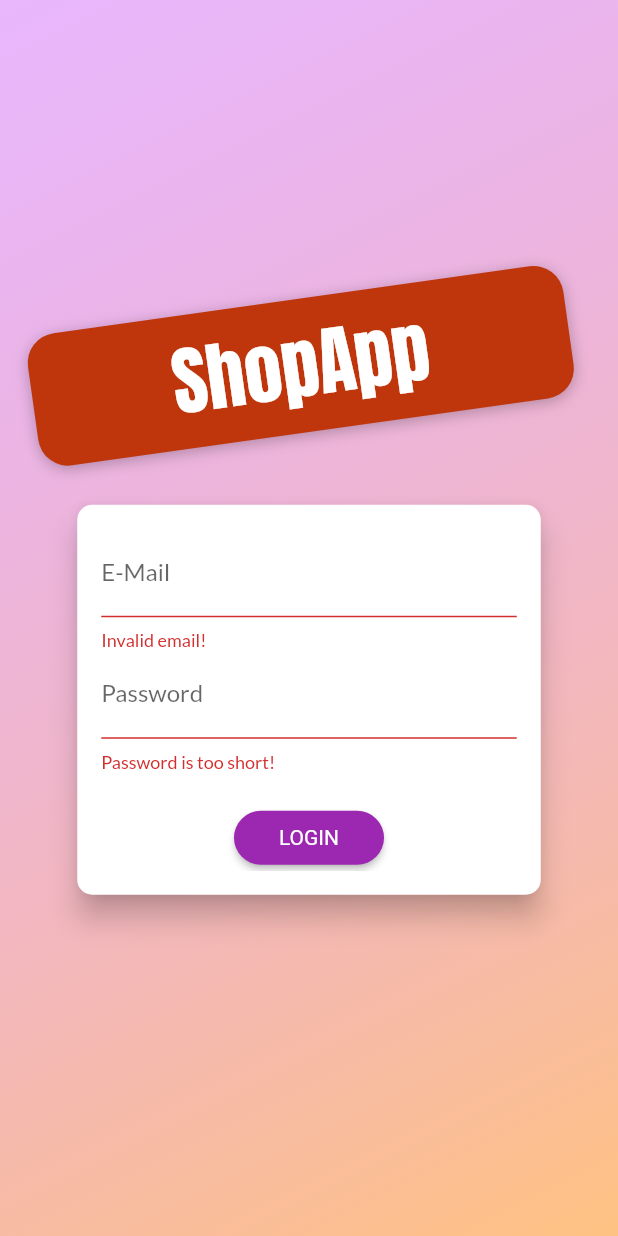
After one commit to hasan661/ShopApp, a Flutter app: the screen it shows after launch, after a tap on "LOGIN", on a phone screen of 412 x 824 dp. The commit adds this screen. Run offline on Flutter 3.47's test engine with Material 2 defaults, Android fonts, the phone set to English and light mode, and no system bars; our stand-ins replace shared_preferences; network calls fail.

Commit message:
UserAuthComplete

```diff
--- a/shopapp/lib/main.dart
+++ b/shopapp/lib/main.dart
@@ -1,8 +1,11 @@
 import 'package:flutter/material.dart';
 import 'package:provider/provider.dart';
+import 'package:shopapp/providers/auth.dart';
+import 'package:shopapp/screens/auth_screen.dart';
 import 'package:shopapp/screens/editproductscreen.dart';
 import 'package:shopapp/screens/orders_screen.dart';
 import 'package:shopapp/screens/user_products_screen.dart';
+import 'package:shopapp/widgets/splash_screen.dart';
 
 import '/providers/cart.dart';
 import '/providers/orders.dart';
@@ -18,33 +21,56 @@ void main() => runApp(MyApp());
 class MyApp extends StatelessWidget {
   @override
   Widget build(BuildContext context) {
-
     return MultiProvider(
       providers: [
-        ChangeNotifierProvider(
-          create: (ctx) => ProductsProvider(),
+        ChangeNotifierProvider(create: (ctx) => Auth()),
+        ChangeNotifierProxyProvider<Auth, ProductsProvider?>(
+          update: (ctx, auth, previousProducts) => ProductsProvider(
+              auth.token,
+              previousProducts == null ? [] : previousProducts.items,
+              auth.userID),
+          create: (ctx) => null,
         ),
         ChangeNotifierProvider(
           create: (ctx) => Cart(),
         ),
-        ChangeNotifierProvider(create: (ctx)=>Orders(),)
+        ChangeNotifierProxyProvider<Auth, Orders?>(
+          update: (ctx, auth, previousorders) => Orders(auth.token,
+              previousorders == null ? [] : previousorders.orders, auth.userID),
+          create: (ctx) => null,
+        )
       ],
       //Builder is used in version 3 ,in above 3 we use create
-      child: MaterialApp(
+      child: Consumer<Auth>(
+        builder: (ctx, auth, _) => MaterialApp(
           debugShowCheckedModeBanner: false,
           title: 'MyShop',
           theme: ThemeData(
-            primaryColor: Colors.purple,
+              primarySwatch: Colors.purple,
               accentColor: Colors.deepOrange,
               fontFamily: 'Lato'),
+
+          home: auth.isAuth
+              ? ProductOverviewScreen()
+              : FutureBuilder(
+                future: auth.tryAutoLogin(),
+                  builder: (ctx, authResultSnapshot) =>
+                      authResultSnapshot.connectionState ==
+                              ConnectionState.waiting
+                          ? SplashScreen()
+                          : AuthScreen(),
+
+                ),
+          // initialRoute: AuthScreen.routeName,
           routes: {
-          "/": (ctx) => ProductOverviewScreen(),
+            // "/": (ctx) => ProductOverviewScreen(),
             ProductDetailScreen.routeName: (ctx) => ProductDetailScreen(),
             CartScreen.routeName: (ctx) => CartScreen(),
-          OrdersScreen.routeName:(ctx)=>OrdersScreen(),
-          UserProductScreen.routeName:(ctx)=>UserProductScreen(),
-          EditProductScreen.routeName:(ctx)=>EditProductScreen(),
+            OrdersScreen.routeName: (ctx) => OrdersScreen(),
+            UserProductScreen.routeName: (ctx) => UserProductScreen(),
+            EditProductScreen.routeName: (ctx) => EditProductScreen(),
           },
+        ),
       ),
     );
   }
--- /dev/null
+++ b/shopapp/lib/providers/auth.dart
@@ -0,0 +1,142 @@
+import 'dart:convert';
+import 'dart:async';
+
+import 'package:flutter/cupertino.dart';
+import 'package:http/http.dart' as http;
+import 'package:shopapp/models/http_exception.dart';
+import 'package:shared_preferences/shared_preferences.dart';
+
+class Auth with ChangeNotifier {
+  String? _token; // Expires after sometime
+  DateTime? _expiryDate;
+  String? _userId;
+  Timer? authtime;
+
+  bool get isAuth {
+    return token != null;
+  }
+
+  String? get token {
+    if (_expiryDate != null &&
+        _expiryDate!.isAfter(DateTime.now()) &&
+        _token != null) {
+      return _token;
+    }
+  }
+
+  String? get userID {
+    return _userId;
+  }
+
+  Future<void> _authenticate(
+      String email, String password, String urlSegment) async {
+    Uri url = Uri.parse(
+        "https://identitytoolkit.googleapis.com/v1/accounts:${urlSegment}?key=AIzaSyDd2HEQotiyGOb21M_Nl8GK3Ous6kXVT1g");
+    try {
+      final response = await http.post(url,
+          body: json.encode({
+            "email": email,
+            "password": password,
+            "returnSecureToken": true,
+          }));
+      final responseData = json.decode(response.body);
+      if (responseData['error'] != null) {
+        throw HttpException(responseData['error']['message']);
+      }
+      _token = responseData['idToken'];
+      _userId = responseData['localId'];
+      _expiryDate = DateTime.now()
+          .add(Duration(seconds: int.parse(responseData['expiresIn'])));
+      _autoLogout();
+      notifyListeners();
+      final prefs = await SharedPreferences.getInstance();
+
+      final userData = json.encode(
+        {
+          "token": _token,
+          'userId': _userId,
+          "expiryDate": _expiryDate!.toIso8601String(),
+        },
+      );
+      prefs.setString("userData", userData);
+    } catch (error) {
+      throw error;
+    }
+  }
+
+  Future<void> signup(String email, String password) async {
+    return _authenticate(email, password, "signUp");
+  }
+  // Future<bool> tryAutoLogin() async{
+
+  // }
+  Future<void> login(String email, String password) async {
+    return _authenticate(email, password, "signInWithPassword");
+  }
+
+  Future<void> logout() async {
+    _token = null;
+    _userId = null;
+    _expiryDate = null;
+    if (authtime != null) {
+      authtime!.cancel();
+      authtime = null;
+    }
+    notifyListeners();
+    final prefs=await SharedPreferences.getInstance();
+    prefs.clear();
+  }
+
+  void _autoLogout() {
+    if (authtime != null) {
+      // print("Auto logout first if");
+      authtime!.cancel();
+    }
+    var timetoexpiry = 0;
+    if (_expiryDate != null) {
+      // print("Auto logout second if");
+      timetoexpiry = _expiryDate!.difference(DateTime.now()).inSeconds;
+    }
+
+    authtime = Timer(Duration(seconds: timetoexpiry), () {
+      // print("Iwas here");
+      logout();
+    });
+  }
+
+  Future<bool> tryAutoLogin() async {
+    print("TryAuto");
+
+    final prefs=await SharedPreferences.getInstance();
+
+    if(!prefs.containsKey("userData")){
+      // print("first if");
+      return false;
+    }
+    print("before extrateduserdata");
+
+    final extractedUserData=json.decode(prefs.getString("userData").toString()) ;
+
+
+
+
+
+    final expiryDates=DateTime.parse(extractedUserData["expiryDate"].toString());
+    print(extractedUserData);
+
+    if(expiryDates.isBefore(DateTime.now())){
+      print("Is Before");
+      return false;
+    }
+    _token=extractedUserData['token'].toString();
+    _userId=extractedUserData['userId'].toString();
+    print(_userId);
+    print(token);
+    _expiryDate=expiryDates;
+    notifyListeners();
+    _autoLogout();
+    return true;
+
+
+  }
+}
--- a/shopapp/lib/providers/orders.dart
+++ b/shopapp/lib/providers/orders.dart
@@ -25,7 +25,7 @@ class Orders with ChangeNotifier {
 
   Future<void> addOrder(List<CartItem> cartProducts, double total) async {
     Uri url = Uri.parse(
-        "https://shopapp-6589d-default-rtdb.firebaseio.com/orders.json");
+        "https://shopapp-6589d-default-rtdb.firebaseio.com/orders/$userId.json?auth=$authToken");
     final timestamp = DateTime.now();
     final response = await http.post(url,
         body: json.encode({
@@ -38,6 +38,7 @@ class Orders with ChangeNotifier {
                     "quantity": cp.quantity,
                     "price": cp.price
                   })
+
               .toList()
         }));
     _orders.insert(
@@ -50,10 +51,13 @@ class Orders with ChangeNotifier {
         ));
     notifyListeners();
   }
+  String? authToken;
+  String? userId;
+  Orders(this.authToken,this._orders, this.userId);
 
   Future<void> fetchorders() async {
     Uri url = Uri.parse(
-        "https://shopapp-6589d-default-rtdb.firebaseio.com/orders.json");
+        "https://shopapp-6589d-default-rtdb.firebaseio.com/orders/$userId.json?auth=$authToken");
     final response = await http.get(url);
     final List<OrderItem> _loadedOrders = [];
     if(json.decode(response.body)==null){
@@ -83,6 +87,6 @@ class Orders with ChangeNotifier {
     });
     _orders=_loadedOrders.reversed.toList();
     notifyListeners();
-    print("Hasan");
+    // print("Hasan");
   }
 }
--- a/shopapp/lib/providers/products_provider.dart
+++ b/shopapp/lib/providers/products_provider.dart
@@ -42,29 +42,55 @@ class ProductsProvider with ChangeNotifier {
     //       'https://upload.wikimedia.org/wikipedia/commons/thumb/1/14/Cast-Iron-Pan.jpg/1024px-Cast-Iron-Pan.jpg',
     // ),
   ];
-  // var _showFavoritesOnly=false;
-  Future<void> fetchproducts() async {
+
+  final String? authToken;
+  final String? userid;
+  ProductsProvider(this.authToken, this._items, this.userid);
+  // "https://shopapp-6589d-default-rtdb.firebaseio.com/userFavorites/$userid/$id.json?auth=$token"
+  Future<void> fetchproducts([bool filterbyUser = false]) async {
+    // print(userid.runtimeType);
+    final filterstring=filterbyUser? 'orderBy="creatorId"&equalTo="$userid"' : '';
+
     Uri url = Uri.parse(
-        "https://shopapp-6589d-default-rtdb.firebaseio.com/products.json");
-    try {
-      final response = await http.get(url);
+        'https://shopapp-6589d-default-rtdb.firebaseio.com/products.json?auth=$authToken&$filterstring');
+
+      try{
+      final response = await http.get(url,);
+      // print(response.body);
       final extracteddata = json.decode(response.body) as Map<String, dynamic>;
-      print(response.body);
+      // print(extracteddata);
+      // print("0");
+
+      Uri favoriteresponse=Uri.parse("https://shopapp-6589d-default-rtdb.firebaseio.com/userFavorites/$userid.json?auth=$authToken");
+      // print("1");
+      final responsefavorite=await http.get(favoriteresponse);
+      // print("2");
+      final favoritedData=json.decode(responsefavorite.body);
+      // print("64");
+      // print(favoritedData);
+
       final List<Product> loadedproducts = [];
+
       extracteddata.forEach((prodid, value) {
+        // print(prodid);
+        // print(favoritedData[prodid]);
         loadedproducts.add(Product(
             id: prodid,
+
             description: value['description'],
             imageUrl: value['imageUrl'],
             price: value['price'],
             title: value['title'],
-            isFavorite: value['isFavorite']));
+            isFavorite: favoritedData==null? false :  favoritedData[prodid] ?? false ));
       });
       _items = loadedproducts;
       notifyListeners();
-    } catch (error) {
-      throw (error);
-    }
+      }
+      catch(error){
+        throw error;
+      }
+
+
   }
 
   List<Product> get items {
@@ -89,7 +115,7 @@ class ProductsProvider with ChangeNotifier {
 
   Future<void> addProduct(Product product) async {
     Uri url = Uri.parse(
-        "https://shopapp-6589d-default-rtdb.firebaseio.com/products.json");
+        "https://shopapp-6589d-default-rtdb.firebaseio.com/products.json?auth=$authToken");
     try {
       final response = await http.post(
         url,
@@ -98,7 +124,7 @@ class ProductsProvider with ChangeNotifier {
           'description': product.description,
           "imageUrl": product.imageUrl,
           "price": product.price,
-          "isFavorite": product.isFavorite
+          "creatorId":userid
         }),
       );
       final newProduct = Product(
@@ -124,15 +150,22 @@ class ProductsProvider with ChangeNotifier {
     // print(prodIndex);
     if (prodIndex >= 0) {
       final Uri url = Uri.parse(
-          "https://shopapp-6589d-default-rtdb.firebaseio.com/products/$id.json");
-      await http.patch(url,
+          "https://shopapp-6589d-default-rtdb.firebaseio.com/products/$id.json?auth=$authToken");
+          // print("object1");
+      final response=await http.patch(url,
           body: json.encode({
             "title": newProduct.title,
             "description": newProduct.description,
             "imageUrl": newProduct.imageUrl,
             "price": newProduct.price
           }));
+          // print("object");
+          if(response.statusCode>=400)
+          {
+            throw HttpException("Your");
+          }
       _items[prodIndex] = newProduct;
+      print(response.statusCode);
       notifyListeners();
     } else {
       print("...");
@@ -141,7 +174,7 @@ class ProductsProvider with ChangeNotifier {
 
   Future<void> deleteProduct(String id) async {
     final Uri url = Uri.parse(
-        "https://shopapp-6589d-default-rtdb.firebaseio.com/products/$id.json");
+        "https://shopapp-6589d-default-rtdb.firebaseio.com/products/$id.json?auth=$authToken");
     final existingProductIndex =
         _items.indexWhere((element) => element.id == id);
     var existingproduct = _items[existingProductIndex];
--- /dev/null
+++ b/shopapp/lib/screens/auth_screen.dart
@@ -0,0 +1,280 @@
+import 'dart:math';
+
+import 'package:flutter/material.dart';
+import 'package:provider/provider.dart';
+import 'package:shopapp/models/http_exception.dart';
+import 'package:shopapp/providers/auth.dart';
+
+enum AuthMode { Signup, Login }
+
+class AuthScreen extends StatelessWidget {
+  static const routeName = '/auth';
+
+  @override
+  Widget build(BuildContext context) {
+    final deviceSize = MediaQuery.of(context).size;
+    // final transformConfig = Matrix4.rotationZ(-8 * pi / 180);
+    // transformConfig.translate(-10.0);
+    return Scaffold(
+      // resizeToAvoidBottomInset: false,
+      body: Stack(
+        children: <Widget>[
+          Container(
+            decoration: BoxDecoration(
+              gradient: LinearGradient(
+                colors: [
+                  Color.fromRGBO(215, 117, 255, 1).withOpacity(0.5),
+                  Color.fromRGBO(255, 188, 117, 1).withOpacity(0.9),
+                ],
+                begin: Alignment.topLeft,
+                end: Alignment.bottomRight,
+                stops: [0, 1],
+              ),
+            ),
+          ),
+          SingleChildScrollView(
+            child: Container(
+              height: deviceSize.height,
+              width: deviceSize.width,
+              child: Column(
+                mainAxisAlignment: MainAxisAlignment.center,
+                crossAxisAlignment: CrossAxisAlignment.center,
+                children: <Widget>[
+                  Flexible(
+                    child: Container(
+                      margin: EdgeInsets.only(bottom: 20.0),
+                      padding:
+                          EdgeInsets.symmetric(vertical: 8.0, horizontal: 94.0),
+                      transform: Matrix4.rotationZ(-8 * pi / 180)
+                        ..translate(-10.0),
+                      // ..translate(-10.0),
+                      decoration: BoxDecoration(
+                        borderRadius: BorderRadius.circular(20),
+                        color: Colors.deepOrange.shade900,
+                        boxShadow: [
+                          BoxShadow(
+                            blurRadius: 8,
+                            color: Colors.black26,
+                            offset: Offset(0, 2),
+                          )
+                        ],
+                      ),
+                      child: Text(
+                        'ShopApp',
+                        style: TextStyle(
+                          color: Theme.of(context)
+                              .accentTextTheme
+                              .headline6!
+                              .color,
+                          fontSize: 50,
+                          fontFamily: 'Anton',
+                          fontWeight: FontWeight.normal,
+                        ),
+                      ),
+                    ),
+                  ),
+                  Flexible(
+                    flex: deviceSize.width > 600 ? 2 : 1,
+                    child: AuthCard(),
+                  ),
+                ],
+              ),
+            ),
+          ),
+        ],
+      ),
+    );
+  }
+}
+
+class AuthCard extends StatefulWidget {
+  const AuthCard({
+    Key? key,
+  }) : super(key: key);
+
+  @override
+  _AuthCardState createState() => _AuthCardState();
+}
+
+class _AuthCardState extends State<AuthCard> {
+  Future<void> showerrormessage(String message) {
+    return showDialog(
+      context: context,
+      builder: (ctx) => AlertDialog(
+        title: Text("Some Error Occured"),
+        content: Text("$message"),
+      ),
+    );
+  }
+
+  final GlobalKey<FormState> _formKey = GlobalKey();
+  AuthMode _authMode = AuthMode.Login;
+  Map<String, String> _authData = {
+    'email': '',
+    'password': '',
+  };
+  var _isLoading = false;
+  final _passwordController = TextEditingController();
+
+
+
+  Future<void> _submit() async {
+    if (!_formKey.currentState!.validate()) {
+      // Invalid!
+      return;
+    }
+    _formKey.currentState!.save();
+    setState(() {
+      _isLoading = true;
+    });
+    try{
+    if (_authMode == AuthMode.Login) {
+      // Log user in
+      await Provider.of<Auth>(context, listen: false).login(
+          _authData['email'].toString(), _authData['password'].toString());
+    } else {
+      // Sign user up
+      await Provider.of<Auth>(context, listen: false).signup(
+        _authData['email'].toString(),
+        _authData['password'].toString(),
+      );
+    }
+    }
+     on HttpException catch (error) {
+      var errorMessage = "Authentication Failed";
+      if (error.toString().contains("EMAIL_EXISTS")) {
+        errorMessage = "This Email is already in use";
+      } else if (error.toString().contains("WEAK_PASSWORD")) {
+        errorMessage = "This password is too weak";
+      } else if (error.toString().contains("EMAIL_NOT_FOUND")) {
+        errorMessage = "Could not find the email";
+      } else if (error.toString().contains("INVALID_PASSWORD")) {
+        errorMessage = "Invalid Password";
+      }
+      showerrormessage(errorMessage);
+    }
+    catch (error) {
+      const errorMessage = "Could not authenticate you please try again later";
+      showerrormessage(errorMessage);
+    }
+
+    setState(() {
+      _isLoading = false;
+    });
+  }
+
+  void _switchAuthMode() {
+
+      if (_authMode == AuthMode.Login) {
+        setState(() {
+          _authMode = AuthMode.Signup;
+        });
+      } else {
+        setState(() {
+          _authMode = AuthMode.Login;
+        });
+      }
+
+  }
+
+  @override
+  Widget build(BuildContext context) {
+    final deviceSize = MediaQuery.of(context).size;
+    return Card(
+      shape: RoundedRectangleBorder(
+        borderRadius: BorderRadius.circular(10.0),
+      ),
+      elevation: 8.0,
+      child: Container(
+        height: _authMode == AuthMode.Signup ? 320 : 260,
+        constraints:
+            BoxConstraints(minHeight: _authMode == AuthMode.Signup ? 320 : 260),
+        width: deviceSize.width * 0.75,
+        padding: EdgeInsets.all(16.0),
+        child: Form(
+          key: _formKey,
+          child: SingleChildScrollView(
+            child: Column(
+              children: <Widget>[
+                TextFormField(
+                  decoration: InputDecoration(labelText: 'E-Mail'),
+                  keyboardType: TextInputType.emailAddress,
+                  validator: (value) {
+                    if (value!.isEmpty || !value.contains('@')) {
+                      return 'Invalid email!';
+                    }
+                    return null;
+                  },
+                  onSaved: (value) {
+                    _authData['email'] = value!;
+                  },
+                ),
+                TextFormField(
+                  decoration: InputDecoration(labelText: 'Password'),
+                  obscureText: true,
+                  controller: _passwordController,
+                  validator: (value) {
+                    if (value!.isEmpty || value.length < 5) {
+                      return 'Password is too short!';
+                    }
+                  },
+                  onSaved: (value) {
+                    _authData['password'] = value!;
+                  },
+                ),
+                if (_authMode == AuthMode.Signup)
+                  TextFormField(
+                    enabled: _authMode == AuthMode.Signup,
+                    decoration: InputDecoration(labelText: 'Confirm Password'),
+                    obscureText: true,
+                    validator: _authMode == AuthMode.Signup
+                        ? (value) {
+                            if (value != _passwordController.text) {
+                              return 'Passwords do not match!';
+                            }
+                          }
+                        : null,
+                  ),
+                SizedBox(
+                  height: 20,
+                ),
+                if (_isLoading)
+                  CircularProgressIndicator()
+                else
+                  ElevatedButton(
+                    child:
+                        Text(_authMode == AuthMode.Login ? 'LOGIN' : 'SIGN UP'),
+                    onPressed: _submit,
+                    style: ElevatedButton.styleFrom(
+                        shape: RoundedRectangleBorder(
+                          borderRadius: BorderRadius.circular(30),
+                        ),
+                        padding: EdgeInsets.symmetric(
+                            horizontal: 30.0, vertical: 8.0),
+                        textStyle: TextStyle(
+                          color:
+                              Theme.of(context).primaryTextTheme.button!.color,
+                        )),
+
+                    // textColor: ,
+                  ),
+                TextButton(
+                  child: Text(
+                      '${_authMode == AuthMode.Login ? 'SIGNUP' : 'LOGIN'} INSTEAD'),
+                  onPressed: _switchAuthMode,
+                  style: TextButton.styleFrom(
+                    padding:
+                        EdgeInsets.symmetric(horizontal: 30.0, vertical: 4),
+                    textStyle: TextStyle(color: Theme.of(context).primaryColor),
+                  ),
+
+                  // materialTapTargetSize: MaterialTapTargetSize.shrinkWrap,
+                ),
+              ],
+            ),
+          ),
+        ),
+      ),
+    );
+  }
+}
--- a/shopapp/lib/widgets/product_item.dart
+++ b/shopapp/lib/widgets/product_item.dart
@@ -1,4 +1,5 @@
 import 'package:flutter/material.dart';
+import 'package:shopapp/providers/auth.dart';
 import 'package:shopapp/screens/product_detail_screen.dart';
 
 import 'package:provider/provider.dart';
@@ -21,6 +22,7 @@ class ProductItem extends StatelessWidget {
   Widget build(BuildContext context) {
     final productData = Provider.of<Product>(context, listen: false);
     final cartData = Provider.of<Cart>(context, listen: false);
+    final authData=Provider.of<Auth>(context, listen: false);
     return ClipRRect(
       borderRadius: BorderRadius.circular(10),
       child: GridTile(
@@ -41,7 +43,7 @@ class ProductItem extends StatelessWidget {
           leading: Consumer<Product>(
             builder: (ctx, product, _) => IconButton(
               onPressed: () {
-                productData.toggleFavorite();
+                productData.toggleFavorite(authData.token, authData.userID);
               },
               icon: Icon(productData.isFavorite
                   ? Icons.favorite
--- /dev/null
+++ b/shopapp/lib/widgets/splash_screen.dart
@@ -0,0 +1,12 @@
+import 'package:flutter/material.dart';
+
+class SplashScreen extends StatelessWidget {
+  @override
+  Widget build(BuildContext context) {
+    return Scaffold(
+      body: Center(
+        child: Text('Loading...'),
+      ),
+    );
+  }
+}
--- a/shopapp/pubspec.yaml
+++ b/shopapp/pubspec.yaml
@@ -26,6 +26,8 @@ dependencies:
   provider: ^6.0.0
   intl: ^0.17.0
   http: ^0.13.3
+  shared_preferences: ^2.0.7
+
 
 
 
```
Also changed, not shown: shopapp/lib/providers/product.dart (+10 -6 lines), shopapp/lib/screens/editproductscreen.dart (+21 -13 lines), shopapp/lib/screens/user_products_screen.dart (+11 -6 lines), shopapp/lib/widgets/app_drawer.dart (+10 -0 lines), shopapp/lib/widgets/userproductitem.dart (+29 -17 lines), shopapp/pubspec.lock. Lines whose indentation alone changed are shown as unchanged.
